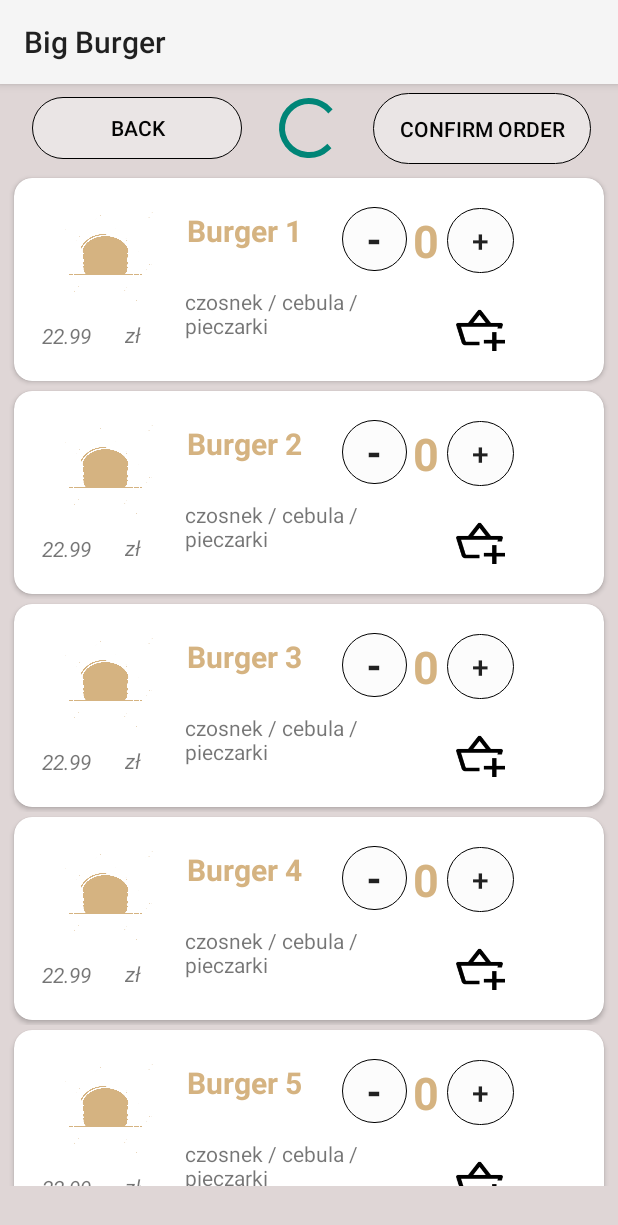
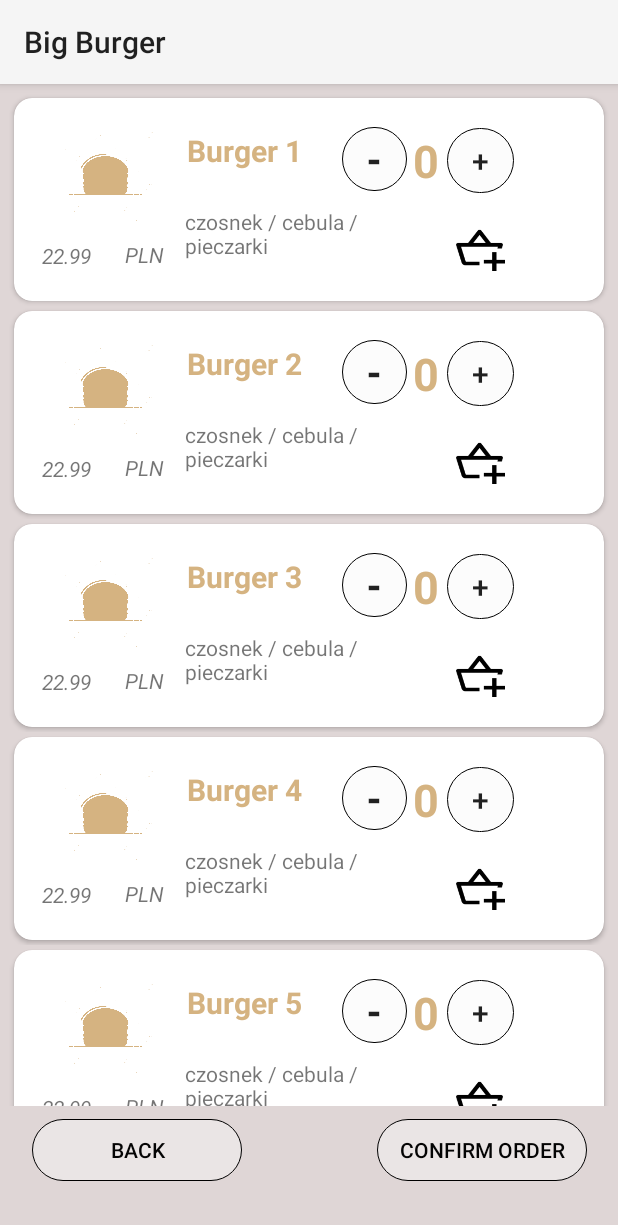
Before and after one commit to LukaszDziewicki/mobile-application-restaurant, an Android app: the MenuActivity screen opened directly, with no data from a screen before it, on a phone screen of 412 x 824 dp. Shown: the top 1225 px of the screen. Run offline under Robolectric (Android 15) with nearby library versions, the phone set to English and light mode, and no system bars; Roboto replaces fonts that are not available here.

Commit message:
cleanup and reformat

```diff
--- a/app/src/main/java/com/example/mobileapp/Const/Const.java
+++ b/app/src/main/java/com/example/mobileapp/Const/Const.java
@@ -5,4 +5,6 @@ import android.net.Uri;
 public class Const {
     public static final int MAX_LIMIT_OF_ONE_DISH = 9;
     public static final Uri PHONE_NUMBER = Uri.parse("tel:555123123");
+    public static final String CURRENCY_PLN = "PLN";
+    public static final String CURRENCY_DOLLAR = "USD";
 }
--- a/app/src/main/java/com/example/mobileapp/activities/Activity.java
+++ b/app/src/main/java/com/example/mobileapp/activities/Activity.java
@@ -15,8 +15,6 @@ public class Activity extends AppCompatActivity  {
     @Override
     protected void onCreate(Bundle savedInstanceState) {
         super.onCreate(savedInstanceState);
-
-
     }
 
     @Override
--- a/app/src/main/java/com/example/mobileapp/activities/LoginActivity.java
+++ b/app/src/main/java/com/example/mobileapp/activities/LoginActivity.java
@@ -10,7 +10,6 @@ import android.view.View;
 import android.widget.Button;
 import android.widget.EditText;
 import android.widget.ProgressBar;
-import android.widget.TextView;
 import android.widget.Toast;
 import com.example.mobileapp.activities.admin.AdminActivity;
 import com.example.mobileapp.activities.user.UserActivity;
@@ -58,14 +57,18 @@ public class LoginActivity extends AppCompatActivity {
     }
 
     @Override
-    protected void onStart(){
+    protected void onStart() {
         super.onStart();
-        if(firebaseAuth.getInstance().getCurrentUser() != null){
+        checkIsSomeoneLoggedIn();
+    }
+
+    private void checkIsSomeoneLoggedIn() {
+        if (FirebaseAuth.getInstance().getCurrentUser() != null) {
             checkUserAccessLevel(firebaseAuth.getCurrentUser().getUid());
         }
     }
 
-    private void init(){
+    private void init() {
         firebaseAuth = FirebaseAuth.getInstance();
         firebaseFirestore = FirebaseFirestore.getInstance();
 
--- a/app/src/main/java/com/example/mobileapp/activities/user/UserActivity.java
+++ b/app/src/main/java/com/example/mobileapp/activities/user/UserActivity.java
@@ -46,11 +46,7 @@ public class UserActivity extends Activity implements NavigationView.OnNavigatio
         init();
         setToolbar();
         setEmailTextViewNav();
-
-
     }
-
-
 
     private void init(){
         toolbar = findViewById(R.id.toolbar);
--- a/app/src/main/java/com/example/mobileapp/menu/Dish.java
+++ b/app/src/main/java/com/example/mobileapp/menu/Dish.java
@@ -1,8 +1,9 @@
 package com.example.mobileapp.menu;
 
 import android.widget.Button;
-import android.widget.ImageView;
 import android.widget.TextView;
+
+import androidx.annotation.NonNull;
 
 import com.example.mobileapp.Const.Const;
 
@@ -28,12 +29,9 @@ public class Dish {
     public Dish(TextView nameDishTextView, TextView costDishTextView, TextView currencyTextView, TextView amountTextView) {
         this.nameDish = nameDishTextView.getText().toString();
         this.currency = currencyTextView.getText().toString();
-       try {
-           this.costDish = Double.parseDouble(costDishTextView.getText().toString());
-           this.amount = Integer.valueOf(amountTextView.getText().toString());
-       }catch (NumberFormatException e){
-           e.printStackTrace();
-       }
+        this.costDish = Double.parseDouble(costDishTextView.getText().toString());
+        this.amount = Integer.parseInt(amountTextView.getText().toString());
+
     }
 
     public int getImage() {
@@ -107,11 +105,11 @@ public class Dish {
     public void decreaseAmount(){
         if(amount > 0){
             amount-=1;
-
         }
     }
 
     @Override
+    @NonNull
     public String toString() {
         return "Dish{" +
                 "nameDish='" + nameDish + '\'' +
--- a/app/src/main/java/com/example/mobileapp/menu/MenuActivity.java
+++ b/app/src/main/java/com/example/mobileapp/menu/MenuActivity.java
@@ -10,8 +10,9 @@ import android.widget.ListView;
 import android.widget.ProgressBar;
 import android.widget.Toast;
 
+import com.example.mobileapp.Const.Const;
 import com.example.mobileapp.R;
-import com.example.mobileapp.activities.LoginActivity;
+
 
 import java.util.ArrayList;
 import java.util.List;
@@ -23,22 +24,19 @@ public class MenuActivity extends AppCompatActivity {
     private MenuAdapter menuAdapter;
     private Button confirmOrderButton;
     private ProgressBar progressBarMenu;
-    int i = R.drawable.logo;
 
     private View.OnClickListener onAddDishButtonListener = new View.OnClickListener() {
         @Override
         public void onClick(View view) {
             Dish dish = (Dish) view.getTag();
-
-            //TODO if dish ammount == 0 nie dodawac do listy
-            listOrderedDishes.add(dish);
-            showToast("List : " + listOrderedDishes.toString());
+            if (dish.getAmount() > 0) {
+                listOrderedDishes.add(dish);
+                showToast(dish.getNameDish() + " has been added. Amount : " + dish.getAmount() + "X ");
+            } else {
+                showToast(" " + dish.getAmount());
+            }
         }
     };
-
-    private void showToast(String text) {
-        Toast.makeText(this, text, Toast.LENGTH_SHORT).show();
-    }
 
     @Override
     protected void onCreate(Bundle savedInstanceState) {
@@ -50,11 +48,8 @@ public class MenuActivity extends AppCompatActivity {
         setMenuAdapter();
         menuAdapter.setOnAddDishButtonListener(onAddDishButtonListener);
 
-
         setConfirmOrderButton();
     }
-
-
 
     @Override
     public void onBackPressed() {
@@ -68,6 +63,7 @@ public class MenuActivity extends AppCompatActivity {
         confirmOrderButton = findViewById(R.id.confirmOrderButton);
         progressBarMenu = findViewById(R.id.progressBarMenu);
         listOrderedDishes = new ArrayList<>();
+        progressBarMenu.setVisibility(View.INVISIBLE);
 
     }
 
@@ -77,26 +73,29 @@ public class MenuActivity extends AppCompatActivity {
     }
 
     private void addDishesMenuList() {
-        listDishes.add(new Dish(R.drawable.logo, "Burger 1", "czosnek / cebula / pieczarki", 22.99, "zł"));
-        listDishes.add(new Dish(R.drawable.logo, "Burger 2", "czosnek / cebula / pieczarki", 22.99, "zł"));
-        listDishes.add(new Dish(R.drawable.logo, "Burger 3", "czosnek / cebula / pieczarki", 22.99, "zł"));
-        listDishes.add(new Dish(R.drawable.logo, "Burger 4", "czosnek / cebula / pieczarki", 22.99, "zł"));
-        listDishes.add(new Dish(R.drawable.logo, "Burger 5", "czosnek / cebula / pieczarki", 22.99, "zł"));
-        listDishes.add(new Dish(R.drawable.logo, "Burger 6", "czosnek / cebula / pieczarki", 22.99, "zł"));
-        listDishes.add(new Dish(R.drawable.logo, "Burger 7", "czosnek / cebula / pieczarki", 22.99, "zł"));
-        listDishes.add(new Dish(R.drawable.logo, "Burger 8", "czosnek / cebula / pieczarki", 22.99, "zł"));
+        listDishes.add(new Dish(R.drawable.logo, "Burger 1", "czosnek / cebula / pieczarki", 22.99, Const.CURRENCY_PLN));
+        listDishes.add(new Dish(R.drawable.logo, "Burger 2", "czosnek / cebula / pieczarki", 22.99, Const.CURRENCY_PLN));
+        listDishes.add(new Dish(R.drawable.logo, "Burger 3", "czosnek / cebula / pieczarki", 22.99, Const.CURRENCY_PLN));
+        listDishes.add(new Dish(R.drawable.logo, "Burger 4", "czosnek / cebula / pieczarki", 22.99, Const.CURRENCY_PLN));
+        listDishes.add(new Dish(R.drawable.logo, "Burger 5", "czosnek / cebula / pieczarki", 22.99, Const.CURRENCY_PLN));
+        listDishes.add(new Dish(R.drawable.logo, "Burger 6", "czosnek / cebula / pieczarki", 22.99, Const.CURRENCY_PLN));
     }
 
     private void setConfirmOrderButton() {
         confirmOrderButton.setOnClickListener(new View.OnClickListener() {
             @Override
             public void onClick(View view) {
+                progressBarMenu.setVisibility(View.VISIBLE);
                 //startActivity(new Intent(getApplicationContext(), ConfirmOrderActivity.class));
             }
         });
     }
 
-    public void back(View view){
+    public void back(View view) {
         finish();
     }
+
+    private void showToast(String text) {
+        Toast.makeText(this, text, Toast.LENGTH_SHORT).show();
+    }
 }
--- a/app/src/main/java/com/example/mobileapp/menu/MenuAdapter.java
+++ b/app/src/main/java/com/example/mobileapp/menu/MenuAdapter.java
@@ -8,11 +8,7 @@ import android.widget.BaseAdapter;
 import android.widget.Button;
 import android.widget.ImageView;
 import android.widget.TextView;
-import android.widget.Toast;
-
 import com.example.mobileapp.R;
-
-import java.util.ArrayList;
 import java.util.List;
 
 public class MenuAdapter extends BaseAdapter {
@@ -68,16 +64,18 @@ public class MenuAdapter extends BaseAdapter {
             viewHolder.costDishTextView = listView.findViewById(R.id.costDish);
             viewHolder.currencyTextView = listView.findViewById(R.id.currency);
             viewHolder.increaseAmountButton = listView.findViewById(R.id.increaseAmount);
+            viewHolder.amountTextView = listView.findViewById(R.id.ammount);
             viewHolder.decreaseAmountButton = listView.findViewById(R.id.decreaseAmount);
-            viewHolder.amountTextView = listView.findViewById(R.id.ammount);
             viewHolder.addDishButton = listView.findViewById(R.id.addDish);
-
-
 
             viewHolder.addDishButton.setOnClickListener(new View.OnClickListener() {
                 @Override
                 public void onClick(View view) {
-                    if(onAddDishButtonListener != null ) onAddDishButtonListener.onClick(view);
+                    viewHolder.dish.setAmount(listDishes.get(position).getAmount());
+                    listDishes.get(position).setAmount(0);
+                    viewHolder.amountTextView.setText(String.valueOf(listDishes.get(position).getAmount()));
+
+                    if (onAddDishButtonListener != null) onAddDishButtonListener.onClick(view);
                 }
             });
 
@@ -94,8 +92,8 @@ public class MenuAdapter extends BaseAdapter {
         viewHolder.amountTextView.setText(String.valueOf(listDishes.get(position).getAmount()));
 
 
-        viewHolder.increaseAmountButton.setTag(new Integer(position));
-        viewHolder.decreaseAmountButton.setTag(new Integer(position));
+        viewHolder.increaseAmountButton.setTag(position);
+        viewHolder.decreaseAmountButton.setTag(position);
 
         viewHolder.dish = new Dish(
                 viewHolder.nameDishTextView,
@@ -104,10 +102,10 @@ public class MenuAdapter extends BaseAdapter {
                 viewHolder.amountTextView
         );
 
-        //TODO przekazac Dish do MenuActivity gdzie bedzie dodawany do listy i przekazywany do kolejnej aktywności
         viewHolder.addDishButton.setTag(viewHolder.dish);
 
-         viewHolder.increaseAmountButton.setOnClickListener(new View.OnClickListener() {
+
+        viewHolder.increaseAmountButton.setOnClickListener(new View.OnClickListener() {
             @Override
             public void onClick(View view) {
                 listDishes.get(position).increaseAmount();
@@ -123,39 +121,11 @@ public class MenuAdapter extends BaseAdapter {
                 viewHolder.amountTextView.setText(String.valueOf(listDishes.get(position).getAmount()));
             }
         });
-
-/*----------------------------------------------------------------------------------------------------------------
-        view.setOnClickListener(new View.OnClickListener() {
-            @Override
-            public void onClick(View view) {
-                Toast.makeText(context, "Position "+position, Toast.LENGTH_SHORT).show();
-            }
-        });
-
-        addDish.setOnClickListener(new View.OnClickListener() {
-            @Override
-            public void onClick(View view) {
-                listOrderedDishes.add(listDishes.get(position));
-
-
-               // Toast.makeText(context, position + 1 +" position "+ " has been added to order" +" ammount :"+ listDishes.get(position).getAmount(), Toast.LENGTH_SHORT).show();
-                Toast.makeText(context, listDishes.get(position).toString(), Toast.LENGTH_SHORT).show();
-
-
-                //ustawiam na 0 i wyswietlam
-                listDishes.get(position).setAmount(0);
-                amountTextView.setText(String.valueOf(listDishes.get(position).getAmount()));
-            }
-        });
-
-         */
-
-
         return listView;
     }
 
     public void setOnAddDishButtonListener(View.OnClickListener onAddDishButtonListener) {
+        this.onAddDishButtonListener = onAddDishButtonListener;
 
-        this.onAddDishButtonListener = onAddDishButtonListener;
     }
 }
--- a/app/src/main/java/com/example/mobileapp/model/Account.java
+++ b/app/src/main/java/com/example/mobileapp/model/Account.java
@@ -4,7 +4,7 @@ import com.example.mobileapp.database.DatabaseHelper;
 import com.google.firebase.auth.FirebaseAuth;
 import com.google.firebase.firestore.FirebaseFirestore;
 
-public class Account extends DatabaseHelper implements AccountInterface {
+public class Account extends DatabaseHelper {
     private FirebaseAuth firebaseAuth;
     private FirebaseFirestore firebaseFirestore;
 
--- a/app/src/main/java/com/example/mobileapp/model/AccountInterface.java
+++ /dev/null
@@ -1,5 +0,0 @@
-package com.example.mobileapp.model;
-
-public interface AccountInterface {
-
-}
--- a/app/src/main/java/com/example/mobileapp/model/Waiter.java
+++ b/app/src/main/java/com/example/mobileapp/model/Waiter.java
@@ -1,7 +1,4 @@
 package com.example.mobileapp.model;
-
-import com.google.firebase.auth.FirebaseAuth;
-import com.google.firebase.firestore.FirebaseFirestore;
 
 public class Waiter {
 
--- a/app/src/main/res/layout/activity_menu.xml
+++ b/app/src/main/res/layout/activity_menu.xml
@@ -7,65 +7,13 @@
     android:layout_width="match_parent"
     android:layout_height="match_parent"
     android:background="#dfd6d6"
+
     tools:context=".menu.MenuActivity">
 
     <LinearLayout
         android:layout_width="match_parent"
-        android:layout_height="match_parent"
+        android:layout_height="731dp"
         android:orientation="vertical">
-
-        <LinearLayout
-            android:layout_width="match_parent"
-            android:layout_height="wrap_content"
-            android:orientation="horizontal">
-
-            <androidx.constraintlayout.widget.ConstraintLayout
-                android:layout_width="match_parent"
-                android:layout_height="match_parent">
-
-                <Button
-                    android:id="@+id/showOrderButton"
-                    android:layout_width="140dp"
-                    android:layout_height="41dp"
-                    android:layout_marginTop="5dp"
-                    android:background="@drawable/shape_login"
-                    android:gravity="center"
-                    android:onClick="back"
-                    android:text="@string/back"
-                    android:textColor="#040404"
-                    app:layout_constraintBottom_toBottomOf="parent"
-                    app:layout_constraintEnd_toStartOf="@+id/progressBarMenu"
-                    app:layout_constraintStart_toStartOf="parent"
-                    app:layout_constraintTop_toTopOf="parent" />
-
-                <ProgressBar
-                    android:id="@+id/progressBarMenu"
-                    style="?android:attr/progressBarStyle"
-                    android:layout_width="wrap_content"
-                    android:layout_height="wrap_content"
-                    android:layout_marginTop="5dp"
-                    app:layout_constraintBottom_toBottomOf="parent"
-                    app:layout_constraintEnd_toEndOf="parent"
-                    app:layout_constraintStart_toStartOf="parent"
-                    app:layout_constraintTop_toTopOf="parent" />
-
-                <Button
-                    android:id="@+id/confirmOrderButton"
-                    android:layout_width="145dp"
-                    android:layout_height="47dp"
-                    android:layout_marginTop="5dp"
-                    android:layout_weight="1"
-                    android:background="@drawable/shape_login"
-                    android:gravity="center"
-                    android:text="Confirm Order"
-                    android:textColor="#040404"
-                    app:layout_constraintBottom_toBottomOf="parent"
-                    app:layout_constraintEnd_toEndOf="parent"
-                    app:layout_constraintStart_toEndOf="@+id/progressBarMenu"
-                    app:layout_constraintTop_toTopOf="parent" />
-            </androidx.constraintlayout.widget.ConstraintLayout>
-
-        </LinearLayout>
 
         <ListView
             android:id="@+id/list_view"
@@ -77,6 +25,63 @@
 
         </ListView>
 
+        <LinearLayout
+            android:layout_width="match_parent"
+            android:layout_height="wrap_content"
+            android:layout_marginTop="0dp"
+            android:background=" #00555555"
+            android:orientation="horizontal">
+
+
+            <androidx.constraintlayout.widget.ConstraintLayout
+                android:layout_width="match_parent"
+                android:layout_height="wrap_content"
+                android:layout_marginTop="0dp">
+
+                <Button
+                    android:id="@+id/showOrderButton"
+                    android:layout_width="140dp"
+                    android:layout_height="41dp"
+                    android:background="@drawable/shape_login"
+                    android:gravity="center"
+                    android:onClick="back"
+                    android:text="@string/back"
+                    android:textColor="#040404"
+                    app:layout_constraintBottom_toBottomOf="parent"
+                    app:layout_constraintEnd_toStartOf="@+id/progressBarMenu"
+                    app:layout_constraintStart_toStartOf="parent"
+                    app:layout_constraintTop_toTopOf="parent"
+                    app:layout_constraintVertical_bias="1.0" />
+
+                <ProgressBar
+                    android:id="@+id/progressBarMenu"
+                    style="?android:attr/progressBarStyle"
+                    android:layout_width="wrap_content"
+                    android:layout_height="wrap_content"
+                    app:layout_constraintBottom_toBottomOf="parent"
+                    app:layout_constraintEnd_toEndOf="parent"
+                    app:layout_constraintStart_toStartOf="parent"
+                    app:layout_constraintTop_toTopOf="parent"
+                    app:layout_constraintVertical_bias="1.0" />
+
+                <Button
+                    android:id="@+id/confirmOrderButton"
+                    android:layout_width="140dp"
+                    android:layout_height="41dp"
+                    android:layout_weight="1"
+                    android:background="@drawable/shape_login"
+                    android:gravity="center"
+                    android:text="@string/confirm_order"
+                    android:textColor="#040404"
+                    app:layout_constraintBottom_toBottomOf="parent"
+                    app:layout_constraintEnd_toEndOf="parent"
+                    app:layout_constraintStart_toEndOf="@+id/progressBarMenu"
+                    app:layout_constraintTop_toTopOf="parent"
+                    app:layout_constraintVertical_bias="1.0" />
+            </androidx.constraintlayout.widget.ConstraintLayout>
+
+        </LinearLayout>
+
     </LinearLayout>
 
 </androidx.coordinatorlayout.widget.CoordinatorLayout>
--- a/app/src/main/res/values/strings.xml
+++ b/app/src/main/res/values/strings.xml
@@ -30,4 +30,5 @@
     <string name="app_name">Big Burger</string>
     <string name="logout">Logout</string>
     <string name="contact">Contact</string>
+    <string name="confirm_order">Confirm Order</string>
 </resources>
```
Also changed, not shown: app/src/main/java/com/example/mobileapp/activities/RegisterActivity.java (+0 -9 lines), app/src/main/java/com/example/mobileapp/activities/user/UserProfileActivity.java (+0 -8 lines), 1 other file.
